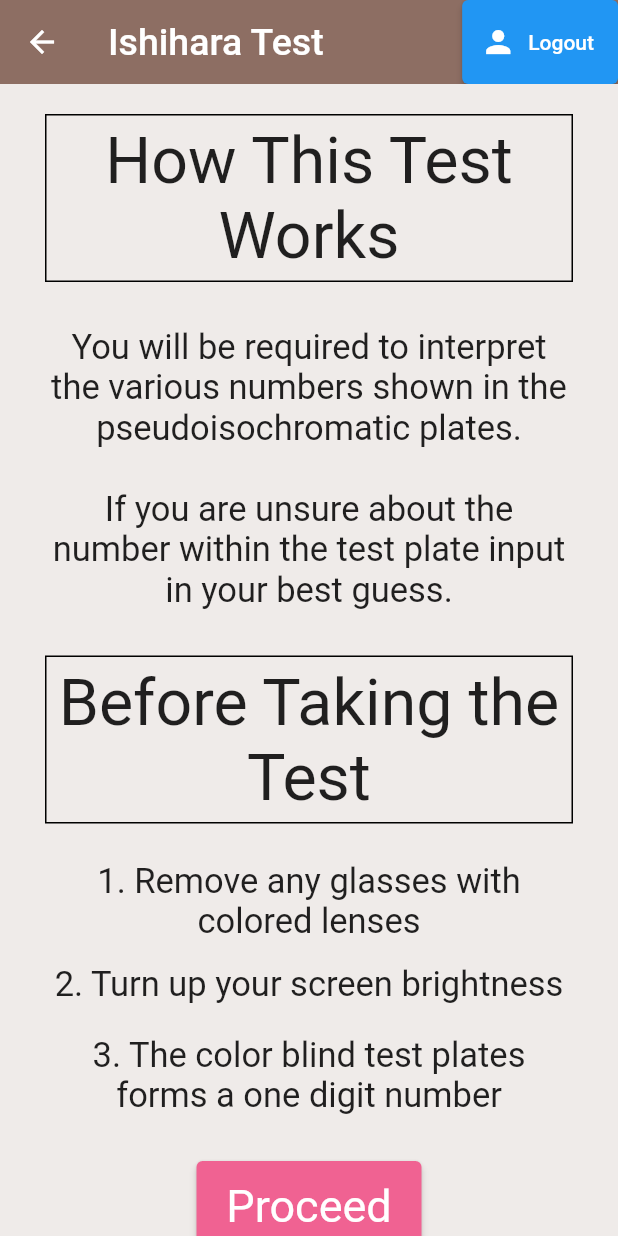
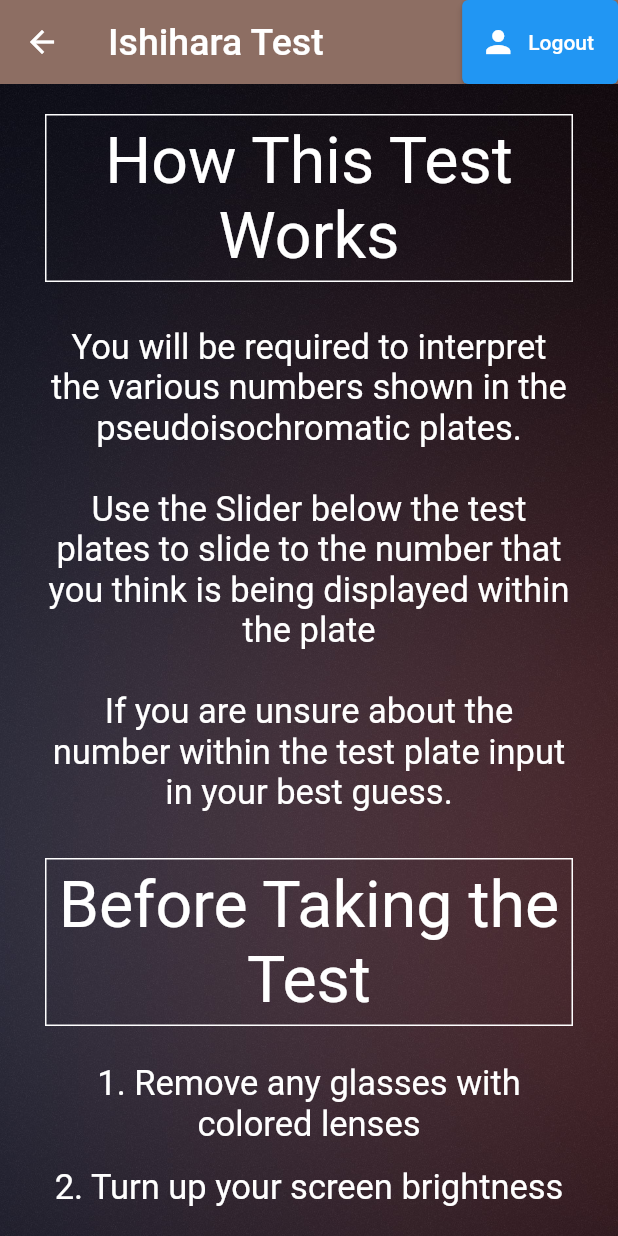
Before and after one commit to Jesh10/ColorViu-MobileApp, a Flutter app: the InfoIshihara screen opened directly, on a phone screen of 412 x 824 dp. Run offline on Flutter 3.47's test engine with Material 2 defaults, Android fonts, the phone set to English and light mode, and no system bars; our stand-ins replace cloud_firestore, date_field, firebase_auth, firebase_core, flutter_spinkit, get and 2 more; missing offline and left inert: drag_and_drop_gridview; accounts and stored records are empty.

Commit message:
Adjust Test Backgrounds

```diff
--- a/lib/screens/home/home.dart
+++ b/lib/screens/home/home.dart
@@ -1,3 +1,4 @@
+import 'package:colorviu/more/more.dart';
 import 'package:colorviu/results/retrieveResults.dart';
 //import 'package:colorviu/services/auth.dart';
 import 'package:colorviu/tests/cdt.dart';
@@ -16,6 +17,7 @@ class _HomeState extends State<Home> {
   final screens = [
     CDT(),
     retrieveResults(),
+    More(),
   ];
   @override
   Widget build(BuildContext context) {
--- a/lib/tests/ishihara/ishihara_info.dart
+++ b/lib/tests/ishihara/ishihara_info.dart
@@ -38,7 +38,11 @@ class _InfoIshiharaState extends State<InfoIshihara> {
       ),
       body: SingleChildScrollView(
         child: Container(
-        width: double.infinity,
+          decoration: const BoxDecoration(
+            image: DecorationImage(
+              image: AssetImage("assets/dark.jpg"),
+              fit: BoxFit.cover),
+          ),
           padding: const EdgeInsets.symmetric(horizontal: 10),
           child: Column(children: [
             const SizedBox(height: 10),
@@ -46,13 +50,14 @@ class _InfoIshiharaState extends State<InfoIshihara> {
               margin: const EdgeInsets.symmetric(vertical:10, horizontal: 20),
               padding: const EdgeInsets.all(5.0),
               decoration: BoxDecoration(
-              border: Border.all(color: Colors.black)
+                border: Border.all(color: Colors.white)
               ),
               child: const Text(
                 'How This Test Works',
                 textAlign: TextAlign.center,
                 style: TextStyle(
                   fontSize: 43,
+                  color: Colors.white
                 ),
               ),
             ),
@@ -60,10 +65,12 @@ class _InfoIshiharaState extends State<InfoIshihara> {
               margin: const EdgeInsets.all(20),
               child: const Text(
                 'You will be required to interpret the various numbers shown in the pseudoisochromatic plates. \n \n'
+                'Use the Slider below the test plates to slide to the number that you think is being displayed within the plate \n \n'
                 'If you are unsure about the number within the test plate input in your best guess.',
                 textAlign: TextAlign.center,
                 style: TextStyle(
-                fontSize: 23
+                  fontSize: 23,
+                  color: Colors.white
                 ),
               ),
             ),
@@ -71,13 +78,14 @@ class _InfoIshiharaState extends State<InfoIshihara> {
               margin: const EdgeInsets.symmetric(vertical:10, horizontal: 20),
               padding: const EdgeInsets.all(5.0),
               decoration: BoxDecoration(
-              border: Border.all(color: Colors.black)
+                border: Border.all(color: Colors.white)
               ),
               child: const Text(
                 'Before Taking the Test',
                 textAlign: TextAlign.center,
                 style: TextStyle(
                   fontSize: 43,
+                  color: Colors.white
                 ),
               ),
             ),
@@ -88,6 +96,7 @@ class _InfoIshiharaState extends State<InfoIshihara> {
                 textAlign: TextAlign.center,
                 style: TextStyle(
                   fontSize: 23,
+                  color: Colors.white
                 ),
               ),
             ),
@@ -97,17 +106,19 @@ class _InfoIshiharaState extends State<InfoIshihara> {
                 '2. Turn up your screen brightness',
                 textAlign: TextAlign.center,
                 style: TextStyle(
-                fontSize: 23
+                  fontSize: 23,
+                  color: Colors.white
                 ),
               ),
             ),
             Container(
               margin: const EdgeInsets.all(20),
               child: const Text(
-              '3. The color blind test plates forms a one digit number',
+                '3. Make sure that you are in a well-lit environment',
                 textAlign: TextAlign.center,
                 style: TextStyle(
-                fontSize: 23
+                  fontSize: 23,
+                  color: Colors.white
                 ),
               ),
             ),
@@ -137,7 +148,8 @@ class _InfoIshiharaState extends State<InfoIshihara> {
             ),
             const SizedBox(height: 30),
           ]),
-      )),
+        )
+      ),
     );
   }
 }
```
Also changed, not shown: lib/more/more.dart (added, +45 -0 lines), lib/tests/cdt.dart (+5 -6 lines), lib/tests/d-15/d15_info.dart (+21 -6 lines), lib/tests/d-15/d15_test.dart (+16 -3 lines), lib/tests/ishihara/ishihara_test.dart (+10 -2 lines), lib/tests/ishihara/question_widget.dart (+3 -3 lines). Lines whose indentation alone changed are shown as unchanged.
